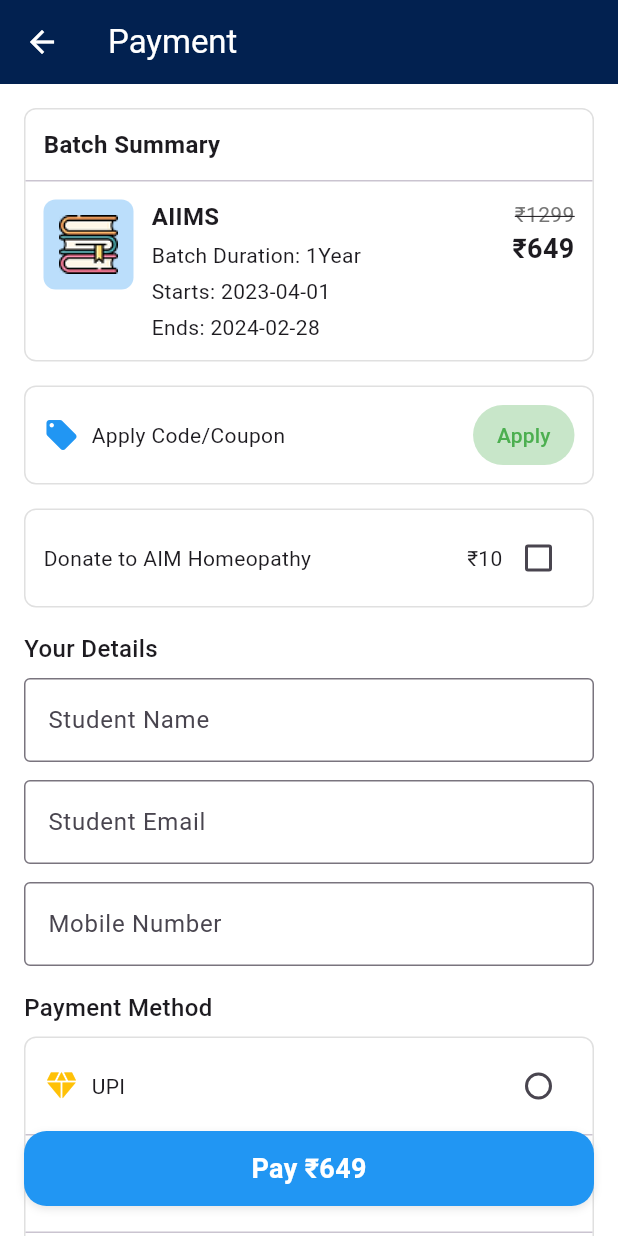
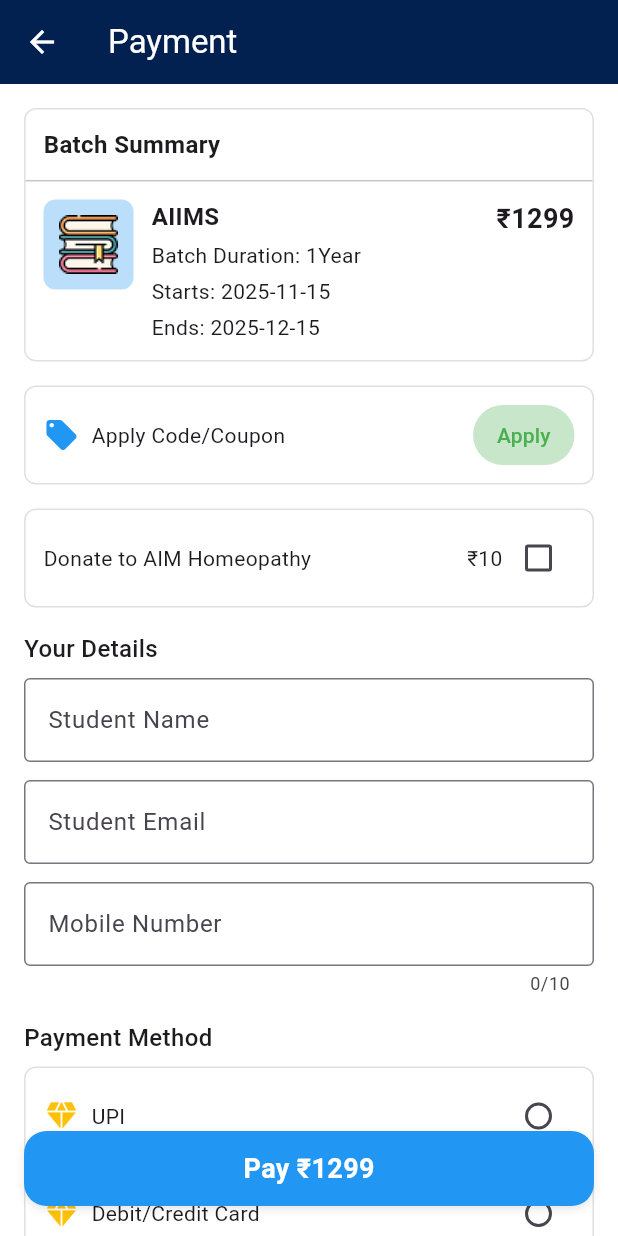
Before and after one commit to AnkitBisht1317/DOMUS, a Flutter app: the HomeScreen screen opened directly, scrolled down 1152 dp, after a tap on "Buy Now", on a phone screen of 412 x 824 dp. Run offline on Flutter 3.47's test engine with Material 3 defaults, Android fonts, the phone set to English and light mode, and no system bars; our stand-ins replace carousel_slider, cloud_firestore, firebase_auth, firebase_core, flutter_advanced_drawer, flutter_spinkit and 3 more; accounts and stored records are empty; generated files the repository leaves out were written again.

Commit message:
upto payment screen

```diff
--- a/lib/features/home/domain/models/cart_item.dart
+++ b/lib/features/home/domain/models/cart_item.dart
@@ -5,13 +5,17 @@ class CartItem {
   final String price;
   final String imagePath;
   final double rating;
+  final String? startDate; // Add start date
+  final String? endDate; // Add end date
 
-  const CartItem({
+  CartItem({
     required this.id,
     required this.title,
     required this.subtitle,
     required this.price,
     required this.imagePath,
-    this.rating = 4.0,
+    this.rating = 4.5,
+    this.startDate, // Initialize start date
+    this.endDate, // Initialize end date
   });
 }
--- a/lib/features/home/presentation/screens/cart_screen.dart
+++ b/lib/features/home/presentation/screens/cart_screen.dart
@@ -225,12 +225,12 @@ class CartItemCard extends StatelessWidget {
                             price: double.parse(item.price.replaceAll('₹', '').replaceAll(',', '')), // Handle ₹ symbol
                             quantity: 1, // Assuming quantity is 1 for a single item buy from cart
                             batchDuration: "1Year",
-                            startDate: "2023-04-01",
-                            endDate: "2024-02-28",
+                            startDate: item.startDate ?? "", // Use cart item start date if available
+                            endDate: item.endDate ?? "", // Use cart item end date if available
                           );
-                          paymentViewModel.addItemToCart(paymentItem); // Add the item to the payment view model
+                          paymentViewModel.addItemToCart(paymentItem); // Use addItemToCart for consistency
 
-                          // Direct navigation to PaymentScreen instead of using named routes
+                          // Direct navigation to PaymentScreen
                           Navigator.push(
                             context,
                             MaterialPageRoute(builder: (context) => const PaymentScreen()),
--- a/lib/features/home/presentation/screens/payment_screen.dart
+++ b/lib/features/home/presentation/screens/payment_screen.dart
@@ -1,3 +1,4 @@
+import 'package:firebase_auth/firebase_auth.dart';
 import 'package:flutter/material.dart';
 import 'package:provider/provider.dart';
 import 'package:domus/features/home/presentation/viewmodels/payment_viewmodel.dart';
@@ -24,6 +25,23 @@ class _PaymentScreenState extends State<PaymentScreen> {
     _emailController.dispose();
     _phoneController.dispose();
     super.dispose();
+  }
+
+  @override
+  void initState() {
+    super.initState();
+    // Pre-fill the phone number with the current user's phone number
+    final user = FirebaseAuth.instance.currentUser;
+    if (user != null && user.phoneNumber != null) {
+      // Remove the country code (+91) if present
+      String phoneNumber = user.phoneNumber!;
+      if (phoneNumber.startsWith('+91')) {
+        phoneNumber = phoneNumber.substring(3);
+      } else if (phoneNumber.startsWith('+')) {
+        phoneNumber = phoneNumber.substring(phoneNumber.indexOf(' ') + 1);
+      }
+      _phoneController.text = phoneNumber;
+    }
   }
 
   @override
@@ -247,16 +265,9 @@ Row(
                 Column(
                   crossAxisAlignment: CrossAxisAlignment.end,
                   children: [
+                    // Only show the original price, no strikethrough
                     Text(
                       '₹${item.price.toInt()}',
-                      style: TextStyle(
-                        decoration: TextDecoration.lineThrough,
-                        color: Colors.grey.shade600,
-                        fontSize: 14,
-                      ),
-                    ),
-                    Text(
-                      '₹${viewModel.totalAmount.toInt()}',
                       style: const TextStyle(
                         fontWeight: FontWeight.bold,
                         fontSize: 18,
@@ -355,10 +366,17 @@ Row(
           decoration: const InputDecoration(
             labelText: 'Student Email',
             border: OutlineInputBorder(),
+            hintText: 'example@email.com',
           ),
+          keyboardType: TextInputType.emailAddress,
           validator: (value) {
             if (value == null || value.isEmpty) {
               return 'Please enter your email';
+            }
+            // Email validation regex
+            final emailRegex = RegExp(r'^[\w-\.]+@([\w-]+\.)+[\w-]{2,4}$');
+            if (!emailRegex.hasMatch(value)) {
+              return 'Please enter a valid email address';
             }
             return null;
           },
@@ -369,10 +387,19 @@ Row(
           decoration: const InputDecoration(
             labelText: 'Mobile Number',
             border: OutlineInputBorder(),
+            hintText: '10-digit mobile number',
+            prefixText: '+91 ',
           ),
+          keyboardType: TextInputType.phone,
+          maxLength: 10,
           validator: (value) {
             if (value == null || value.isEmpty) {
               return 'Please enter your phone number';
+            }
+            // Phone validation regex for 10 digits
+            final phoneRegex = RegExp(r'^[0-9]{10}$');
+            if (!phoneRegex.hasMatch(value)) {
+              return 'Please enter a valid 10-digit mobile number';
             }
             return null;
           },
@@ -428,15 +455,15 @@ Row(
   // Updated method for the fixed payment button at the bottom
   Widget _buildFixedPayButton(PaymentViewModel viewModel) {
     return Positioned(
-      bottom: 20, // Position it higher than before
+      bottom: 20,
       left: 16,
       right: 16,
       child: Container(
         width: double.infinity,
         height: 50, // Make it more compact
         decoration: BoxDecoration(
-          color: Colors.blue, // Solid blue color like in the image
-          borderRadius: BorderRadius.circular(15), // Fully rounded corners
+          color: Colors.blue,
+          borderRadius: BorderRadius.circular(15),
           boxShadow: [
             BoxShadow(
               color: Colors.black.withOpacity(0.1),
--- a/lib/features/home/presentation/viewmodels/cart_view_model.dart
+++ b/lib/features/home/presentation/viewmodels/cart_view_model.dart
@@ -23,6 +23,8 @@ class CartViewModel extends ChangeNotifier {
           subtitle: course.subtitle,
           price: course.price,
           imagePath: course.iconPaths.first,
+          startDate: course.startDate, // Pass the start date
+          endDate: course.endDate, // Pass the end date
         ),
       );
       notifyListeners();
--- a/lib/features/home/presentation/viewmodels/payment_viewmodel.dart
+++ b/lib/features/home/presentation/viewmodels/payment_viewmodel.dart
@@ -19,10 +19,10 @@ class PaymentViewModel extends ChangeNotifier {
   // Calculate total after all discounts
   double get totalAmount => subtotal - _itemDiscount - _couponDiscount + _deliveryCharge;
 
-  void addItemToCart(PaymentModel item) {
+  /*void addItemToCart(PaymentModel item) {
     _cartItems.add(item);
     notifyListeners();
-  }
+  }*/
 
   void clearCart() {
     _cartItems.clear();
@@ -36,9 +36,23 @@ class PaymentViewModel extends ChangeNotifier {
   void buyNow(PaymentModel item) {
     _cartItems.clear(); // Clear previous items for a direct purchase
     _cartItems.add(item);
-    // Set default discount for the item (can be adjusted based on business logic)
-    _itemDiscount = item.total * 0.5; // 50% discount as shown in the image
+    // Don't apply additional discount since the price is already discounted
+    _itemDiscount = 0.0; // Remove the 50% discount
     notifyListeners();
+  }
+
+  // Make addItemToCart behave the same as buyNow for consistency
+  void addItemToCart(PaymentModel item) {
+    _cartItems.clear(); // Clear previous items for consistency
+    _cartItems.add(item);
+    _itemDiscount = 0.0; // No additional discount
+    notifyListeners();
+  }
+
+  // Add this method to prevent data loss when navigating back
+  void preserveCartItems() {
+    // This method intentionally does nothing to preserve the cart items
+    // when navigating back to the payment screen
   }
 
   void applyCoupon(String code) {
--- a/lib/features/home/presentation/widgets/course_carousel.dart
+++ b/lib/features/home/presentation/widgets/course_carousel.dart
@@ -166,18 +166,18 @@ class CourseCarousel extends StatelessWidget {
                   // Inside the onPressed method of Buy Now button
                   onPressed: () {
                     final paymentViewModel = Provider.of<PaymentViewModel>(context, listen: false);
-                    // Convert CourseItem to PaymentModel
+                    // Convert CourseItem to PaymentModel with actual course dates
                     final paymentItem = PaymentModel(
                       itemName: course.title,
                       price: double.parse(course.price.replaceAll('₹', '').replaceAll(',', '')), // Handle ₹ symbol
                       quantity: 1, // For direct purchase, quantity is 1
-                      batchDuration: "1Year",
-                      startDate: "2023-04-01",
-                      endDate: "2024-02-28",
+                      batchDuration: "1Year", // You could calculate this from start and end dates
+                      startDate: course.startDate, // Use actual course start date
+                      endDate: course.endDate, // Use actual course end date
                     );
                     paymentViewModel.buyNow(paymentItem);
 
-                    // Direct navigation to PaymentScreen instead of using named routes
+                    // Direct navigation to PaymentScreen
                     Navigator.push(
                       context,
                       MaterialPageRoute(builder: (context) => const PaymentScreen()),
```
